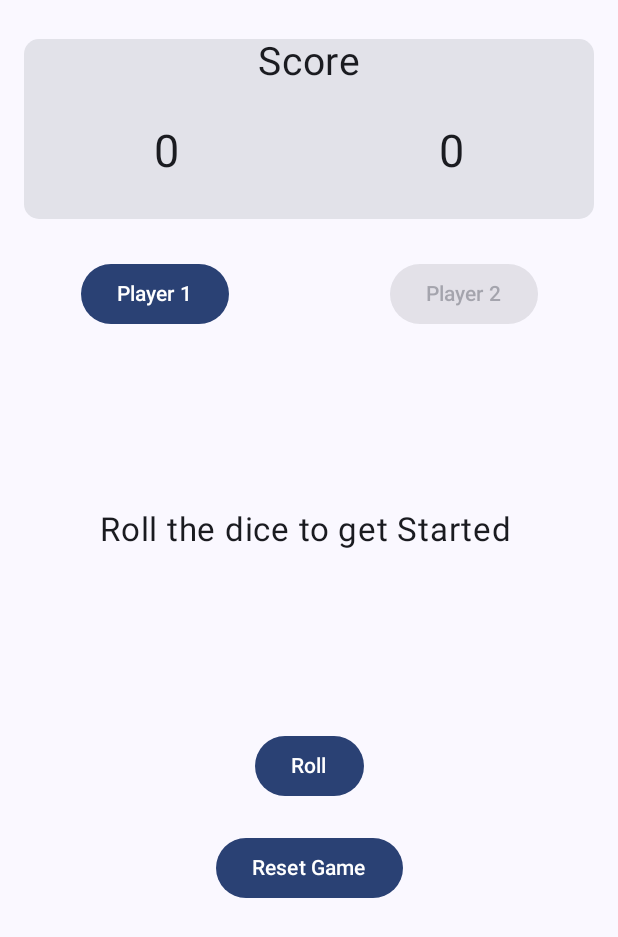
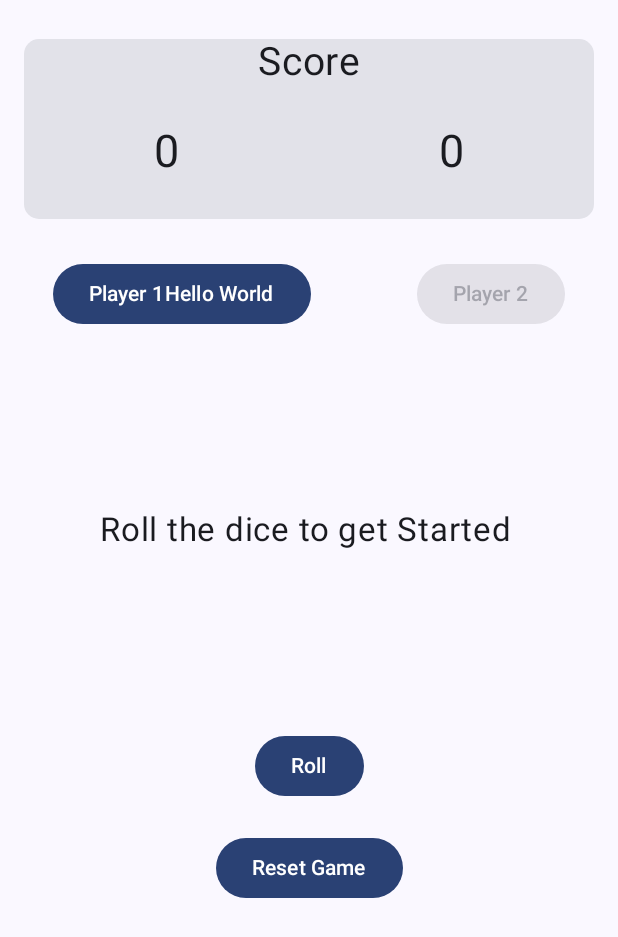
Before and after one commit to Veenus-Nishad/Batch_9, an Android app built with Jetpack Compose: the screen it shows after launch (MainActivity), on a phone screen of 412 x 824 dp. Shown: the top 937 px of the screen. Run offline under Robolectric (Android 15) with nearby library versions, the phone set to English and light mode, and no system bars; 1 statement that could not run was skipped.

Commit message:
13th August

```diff
--- a/Assigment_4/app/src/main/java/com/example/dicegame/MainActivity.kt
+++ b/Assigment_4/app/src/main/java/com/example/dicegame/MainActivity.kt
@@ -84,6 +84,7 @@ fun GameApp(modifier: Modifier) {
                 enabled = if (playerTurn.value) true else false,
             ) {
                 Text(text = "Player 1")
+                Text(text = "Hello World")
 
             }
             Button(onClick = {}, enabled = if (playerTurn.value) false else true) {
```
